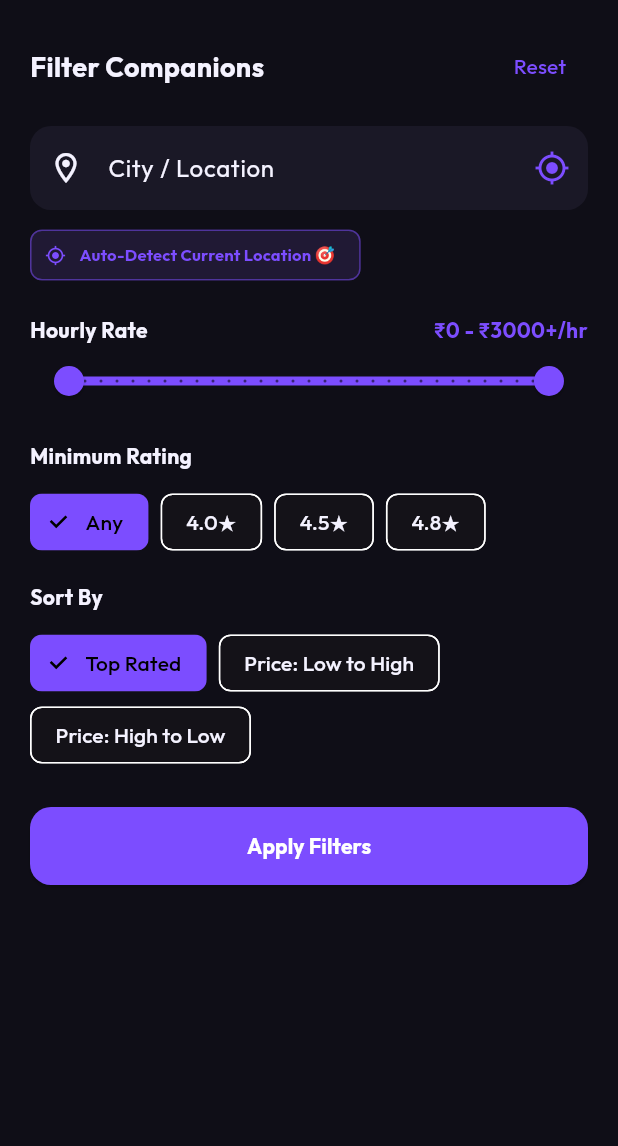
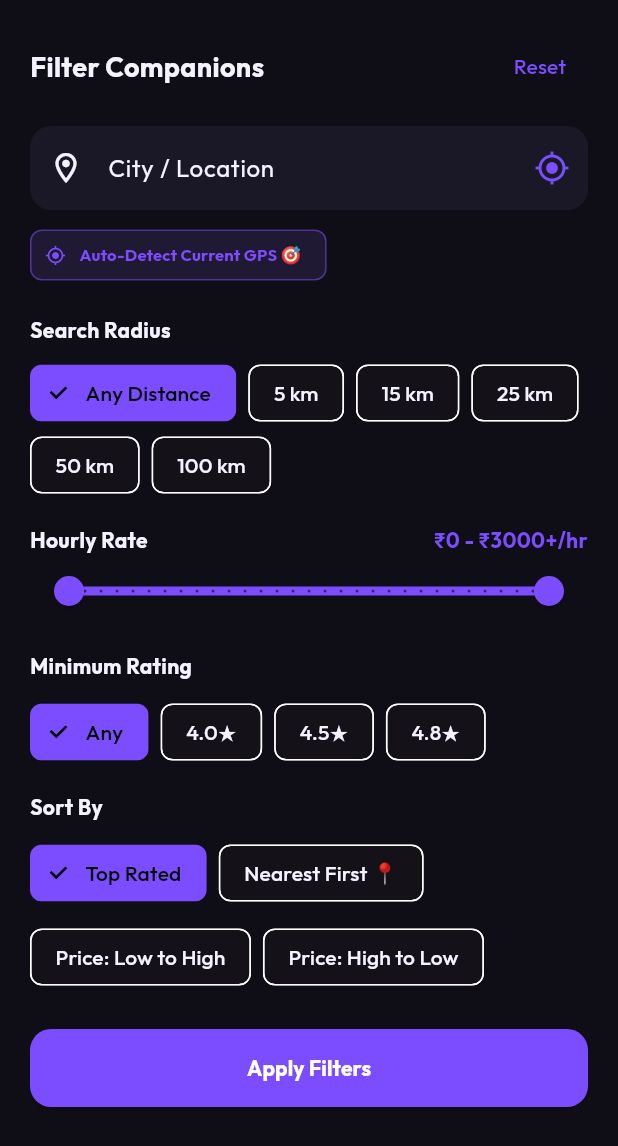
Before and after one commit to saathira/saathira-backend, a Flutter app: the DiscoveryFilterSheet widget shown alone on an empty page, opened directly, on a phone screen of 412 x 824 dp. Shown: the top 1146 px of the screen. Run offline on Flutter 3.47's test engine with Material 3 defaults, Android fonts, the phone set to English and light mode, and no system bars; our stand-ins replace cloud_firestore, dio, firebase_auth, firebase_core, firebase_messaging, flutter_riverpod and 4 more; accounts and stored records are empty; network calls fail.

Commit message:
feat(location): add Geolocator GPS coordinates, distance radius filtering, and nearest-first sorting

```diff
--- a/lib/features/discovery/discovery_filter_sheet.dart
+++ b/lib/features/discovery/discovery_filter_sheet.dart
@@ -28,6 +28,8 @@ class _DiscoveryFilterSheetState extends ConsumerState<DiscoveryFilterSheet> {
   RangeValues _priceRange = const RangeValues(0, 3000);
   double? _minRating;
   String? _sort;
+  int? _selectedRadius;
+  UserLocation? _detectedLoc;
   bool _initialized = false;
   bool _detectingLocation = false;
 
@@ -41,6 +43,7 @@ class _DiscoveryFilterSheetState extends ConsumerState<DiscoveryFilterSheet> {
     );
     _minRating = f.minRating;
     _sort = f.sort;
+    _selectedRadius = f.radiusKm;
     _initialized = true;
   }
 
@@ -55,12 +58,15 @@ class _DiscoveryFilterSheetState extends ConsumerState<DiscoveryFilterSheet> {
     try {
       final loc = await ref.read(currentLocationProvider.notifier).autoDetectLocation();
       setState(() {
+        _detectedLoc = loc;
         _cityCtrl.text = loc.city;
+        _sort ??= 'distance'; // Suggest nearest sort when GPS is detected
       });
       if (mounted) {
+        final accuracy = loc.isGpsPrecise ? ' (🎯 High-Accuracy GPS)' : ' (Network)';
         ScaffoldMessenger.of(context).showSnackBar(
           SnackBar(
-            content: Text('📍 Location detected: ${loc.displayName}'),
+            content: Text('📍 Location detected: ${loc.displayName}$accuracy'),
             backgroundColor: const Color(0xFF10B981),
             behavior: SnackBarBehavior.floating,
           ),
@@ -79,7 +85,15 @@ class _DiscoveryFilterSheetState extends ConsumerState<DiscoveryFilterSheet> {
 
   void _apply() {
     final notifier = ref.read(discoveryFilterProvider.notifier);
-    notifier.setCity(_cityCtrl.text.trim().isEmpty ? null : _cityCtrl.text.trim());
+    final f = ref.read(discoveryFilterProvider);
+
+    notifier.setLocation(
+      city: _cityCtrl.text.trim().isEmpty ? null : _cityCtrl.text.trim(),
+      lat: _detectedLoc?.latitude ?? f.lat,
+      lng: _detectedLoc?.longitude ?? f.lng,
+      radiusKm: _selectedRadius,
+    );
+
     notifier.setPriceRange(
       _priceRange.start > 0 ? _priceRange.start.round() : null,
       _priceRange.end < 3000 ? _priceRange.end.round() : null,
@@ -105,6 +119,7 @@ class _DiscoveryFilterSheetState extends ConsumerState<DiscoveryFilterSheet> {
         right: 20,
         bottom: MediaQuery.of(context).viewInsets.bottom + 20,
       ),
+      child: SingleChildScrollView(
         child: Column(
           mainAxisSize: MainAxisSize.min,
           crossAxisAlignment: CrossAxisAlignment.start,
@@ -146,11 +161,27 @@ class _DiscoveryFilterSheetState extends ConsumerState<DiscoveryFilterSheet> {
               alignment: Alignment.centerLeft,
               child: ActionChip(
                 avatar: const Icon(Icons.my_location, size: 14, color: AppColors.secondary),
-              label: const Text('Auto-Detect Current Location 🎯', style: TextStyle(fontSize: 11, color: AppColors.secondary, fontWeight: FontWeight.bold)),
+                label: const Text('Auto-Detect Current GPS 🎯', style: TextStyle(fontSize: 11, color: AppColors.secondary, fontWeight: FontWeight.bold)),
                 backgroundColor: AppColors.secondary.withValues(alpha: 0.12),
                 side: BorderSide(color: AppColors.secondary.withValues(alpha: 0.3)),
                 onPressed: _detectingLocation ? null : _autoDetectCity,
               ),
+            ),
+            const SizedBox(height: 16),
+
+            // Distance Radius Filter
+            const Text('Search Radius', style: TextStyle(fontWeight: FontWeight.bold, fontSize: 14)),
+            const SizedBox(height: 8),
+            Wrap(
+              spacing: 8,
+              children: [
+                for (final r in [null, 5, 15, 25, 50, 100])
+                  ChoiceChip(
+                    label: Text(r == null ? 'Any Distance' : '$r km'),
+                    selected: _selectedRadius == r,
+                    onSelected: (val) => setState(() => _selectedRadius = val ? r : null),
+                  ),
+              ],
             ),
             const SizedBox(height: 16),
 
@@ -192,16 +223,22 @@ class _DiscoveryFilterSheetState extends ConsumerState<DiscoveryFilterSheet> {
             ),
             const SizedBox(height: 16),
 
-          // Sort Option
+            // Sort Option (including Nearest First)
             const Text('Sort By', style: TextStyle(fontWeight: FontWeight.bold, fontSize: 14)),
             const SizedBox(height: 10),
             Wrap(
               spacing: 8,
+              runSpacing: 8,
               children: [
                 ChoiceChip(
                   label: const Text('Top Rated'),
                   selected: _sort == null || _sort == 'rating',
                   onSelected: (_) => setState(() => _sort = 'rating'),
+                ),
+                ChoiceChip(
+                  label: const Text('Nearest First 📍'),
+                  selected: _sort == 'distance',
+                  onSelected: (_) => setState(() => _sort = 'distance'),
                 ),
                 ChoiceChip(
                   label: const Text('Price: Low to High'),
@@ -217,11 +254,15 @@ class _DiscoveryFilterSheetState extends ConsumerState<DiscoveryFilterSheet> {
             ),
             const SizedBox(height: 24),
 
-          ElevatedButton(
+            SizedBox(
+              width: double.infinity,
+              child: ElevatedButton(
                 onPressed: _apply,
                 child: const Text('Apply Filters', style: TextStyle(fontWeight: FontWeight.bold)),
               ),
+            ),
           ],
+        ),
       ),
     );
   }
--- a/lib/features/home/home_screen.dart
+++ b/lib/features/home/home_screen.dart
@@ -121,12 +121,17 @@ class _HomeScreenState extends ConsumerState<HomeScreen> {
                                 setModalState(() => detecting = true);
                                 try {
                                   final loc = await ref.read(currentLocationProvider.notifier).autoDetectLocation();
-                                  ref.read(discoveryFilterProvider.notifier).setCity(loc.city);
+                                  ref.read(discoveryFilterProvider.notifier).setLocation(
+                                        city: loc.city,
+                                        lat: loc.latitude,
+                                        lng: loc.longitude,
+                                      );
                                   if (mounted) {
                                     nav.pop();
+                                    final precision = loc.isGpsPrecise ? ' (🎯 High-Accuracy GPS)' : ' (Network)';
                                     messenger.showSnackBar(
                                       SnackBar(
-                                        content: Text('📍 Location auto-detected: ${loc.displayName}'),
+                                        content: Text('📍 Location: ${loc.displayName}$precision'),
                                         backgroundColor: const Color(0xFF10B981),
                                         behavior: SnackBarBehavior.floating,
                                       ),
--- a/pubspec.yaml
+++ b/pubspec.yaml
@@ -45,6 +45,7 @@ dependencies:
   firebase_messaging: ^16.7.0
   image_picker: ^1.2.4
   firebase_storage: ^13.6.0
+  geolocator: ^14.1.1
 
 dev_dependencies:
   flutter_test:
```
Also changed, not shown: lib/features/discovery/companions_directory_screen.dart (+19 -13 lines), lib/models/discovery_companion.dart (+17 -0 lines), lib/repositories/discovery_repository.dart (+24 -0 lines), lib/services/location_service.dart (+94 -5 lines), pubspec.lock, 1 other file. Lines whose indentation alone changed are shown as unchanged.
